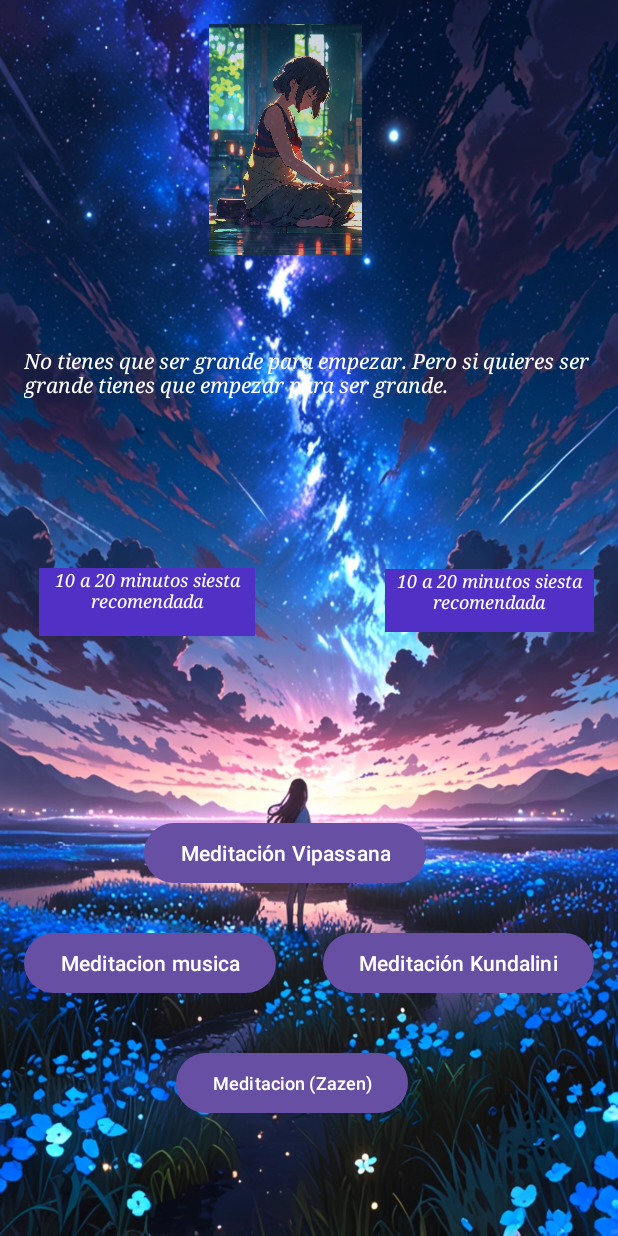
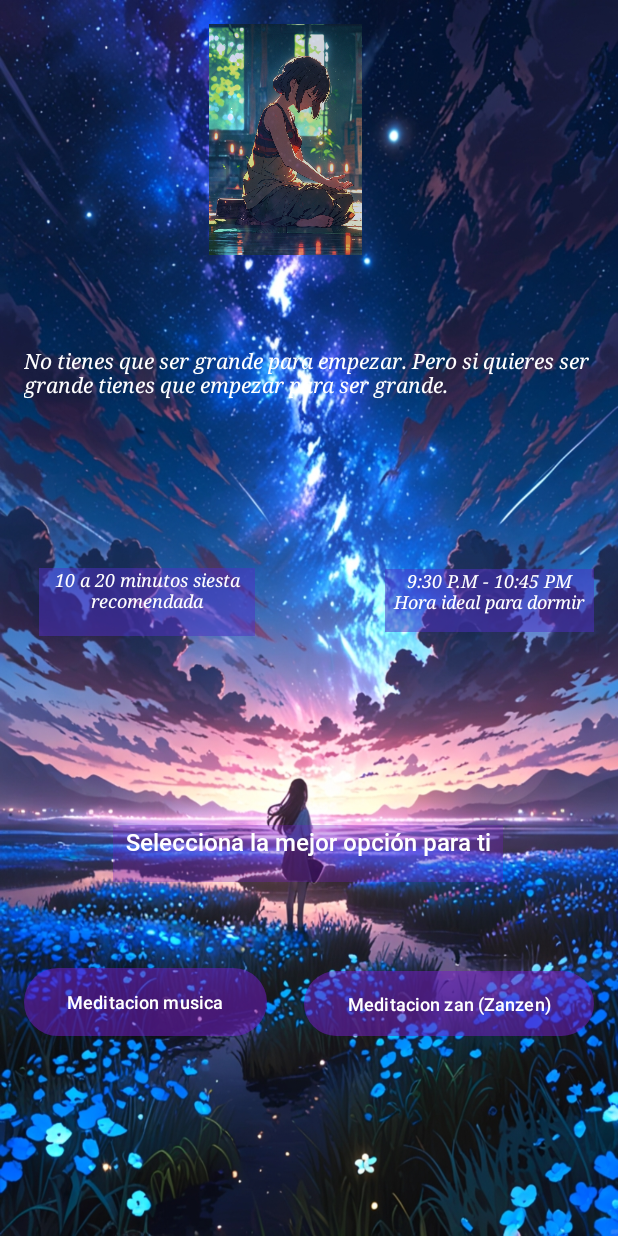
Before and after one commit to ProgramadorProdigio/Desarrollo, an Android app: the Layout2 screen opened directly, with no data from a screen before it, on a phone screen of 412 x 824 dp. Run offline under Robolectric (Android 15) with nearby library versions, the phone set to English and light mode, and no system bars.

Commit message:
Nuevos cambios
Seagregaron mas Layouts y codigo para el cambio de estos mismos

```diff
--- a/DescansaYRelajate/app/src/main/AndroidManifest.xml
+++ b/DescansaYRelajate/app/src/main/AndroidManifest.xml
@@ -21,6 +21,8 @@
             </intent-filter>
         </activity>
         <activity android:name=".Layout2" />
+        <activity android:name=".Layout3" />
+        <activity android:name=".Layout4" />
     </application>
 
 </manifest>
--- a/DescansaYRelajate/app/src/main/java/com/example/descansayrelajate/Layout2.kt
+++ b/DescansaYRelajate/app/src/main/java/com/example/descansayrelajate/Layout2.kt
@@ -1,11 +1,21 @@
 package com.example.descansayrelajate
 
+import android.content.Intent
 import android.os.Bundle
+import android.widget.Button
 import androidx.appcompat.app.AppCompatActivity
 
 class Layout2  : AppCompatActivity() {
     override fun onCreate(savedInstanceState: Bundle?) {
         super.onCreate(savedInstanceState)
         setContentView(R.layout.layout2)  // Usa el layout correspondiente para Layout2
+
+        val buttonChangeLayout: Button = findViewById(R.id.btnirloyout3)
+        // Establece el listener para el botón
+        buttonChangeLayout.setOnClickListener {
+            // Crea un Intent para cambiar de actividad
+            val intent = Intent(this, Layout3::class.java)
+            startActivity(intent)  // Inicia Layout2
+        }
     }
 }
--- /dev/null
+++ b/DescansaYRelajate/app/src/main/res/drawable/custom_text.xml
@@ -0,0 +1,6 @@
+<?xml version="1.0" encoding="utf-8"?>
+<shape xmlns:android="http://schemas.android.com/apk/res/android">
+  <solid android:color="#1A00FF00"
+
+      />
+</shape>
--- /dev/null
+++ b/DescansaYRelajate/app/src/main/res/drawable/titulo_teme1.xml
@@ -0,0 +1,4 @@
+<?xml version="1.0" encoding="utf-8"?>
+<shape xmlns:android="http://schemas.android.com/apk/res/android">
+    <solid android:color="#3AA0D045" />
+</shape>
--- a/DescansaYRelajate/app/src/main/res/layout/activity_main.xml
+++ b/DescansaYRelajate/app/src/main/res/layout/activity_main.xml
@@ -52,12 +52,14 @@
         android:textColor="#FFFFFF"
         android:textStyle="bold"
         android:typeface="serif"
+
         app:layout_constraintBottom_toBottomOf="parent"
         app:layout_constraintEnd_toEndOf="parent"
         app:layout_constraintHorizontal_bias="0.498"
         app:layout_constraintStart_toStartOf="parent"
         app:layout_constraintTop_toTopOf="parent"
-        app:layout_constraintVertical_bias="0.884" />
+        app:layout_constraintVertical_bias="0.884"
+        app:cornerRadius="20dp"/>
 
     <ImageView
         android:id="@+id/imageView"
@@ -69,7 +71,7 @@
         app:layout_constraintStart_toStartOf="parent"
         app:layout_constraintTop_toTopOf="parent"
         app:layout_constraintVertical_bias="0.027"
-
+        app:cornerRadius="20dp"
         app:srcCompat="@drawable/b" />
 
 
--- a/DescansaYRelajate/app/src/main/res/layout/layout2.xml
+++ b/DescansaYRelajate/app/src/main/res/layout/layout2.xml
@@ -33,7 +33,7 @@
         android:id="@+id/textView3"
         android:layout_width="144dp"
         android:layout_height="45dp"
-        android:background="#5131C5"
+        android:background="#805131C5"
         android:text="10 a 20 minutos siesta recomendada"
         android:textAlignment="center"
         android:textColor="@color/white"
@@ -51,8 +51,9 @@
         android:id="@+id/textView5"
         android:layout_width="139dp"
         android:layout_height="42dp"
-        android:background="#5131C5"
-        android:text="10 a 20 minutos siesta recomendada"
+        android:background="#805131C5"
+        android:text="9:30 P.M - 10:45 PM
+        Hora ideal para dormir"
         android:textAlignment="center"
         android:textColor="@color/white"
         android:textSize="12sp"
@@ -66,54 +67,33 @@
         app:layout_constraintVertical_bias="0.484" />
 
     <Button
-        android:id="@+id/button3"
-        android:layout_width="wrap_content"
-        android:layout_height="wrap_content"
-        android:text="Meditación Vipassana"
+        android:id="@+id/button5"
+        android:layout_width="162dp"
+        android:layout_height="53dp"
+        android:backgroundTint="#50731dc4"
+        android:text="Meditacion musica"
+        android:textSize="12sp"
         app:layout_constraintBottom_toBottomOf="parent"
         app:layout_constraintEnd_toEndOf="parent"
-        app:layout_constraintHorizontal_bias="0.417"
+        app:layout_constraintHorizontal_bias="0.0"
         app:layout_constraintStart_toStartOf="parent"
         app:layout_constraintTop_toTopOf="parent"
-        app:layout_constraintVertical_bias="0.711" />
+        app:layout_constraintVertical_bias="0.847" />
 
     <Button
-        android:id="@+id/button4"
-        android:layout_width="wrap_content"
-        android:layout_height="wrap_content"
-        android:text="Meditación Kundalini"
+        android:id="@+id/btnirloyout3"
+        android:layout_width="193dp"
+        android:layout_height="51dp"
+        android:layout_marginBottom="100dp"
+        android:backgroundTint="#50731dc4"
+        android:text="Meditacion zan (Zanzen)"
+        android:textSize="12sp"
         app:layout_constraintBottom_toBottomOf="parent"
         app:layout_constraintEnd_toEndOf="parent"
         app:layout_constraintHorizontal_bias="1.0"
         app:layout_constraintStart_toStartOf="parent"
         app:layout_constraintTop_toTopOf="parent"
-        app:layout_constraintVertical_bias="0.809" />
-
-    <Button
-        android:id="@+id/button5"
-        android:layout_width="wrap_content"
-        android:layout_height="wrap_content"
-        android:text="Meditacion musica"
-        app:layout_constraintBottom_toBottomOf="parent"
-        app:layout_constraintEnd_toEndOf="parent"
-        app:layout_constraintHorizontal_bias="0.0"
-        app:layout_constraintStart_toStartOf="parent"
-        app:layout_constraintTop_toTopOf="parent"
-        app:layout_constraintVertical_bias="0.809" />
-
-    <Button
-        android:id="@+id/button6"
-        android:layout_width="wrap_content"
-        android:layout_height="wrap_content"
-        android:text="Meditacion (Zazen)"
-        android:textColor="#FFFFFF"
-        android:textSize="12sp"
-        app:layout_constraintBottom_toBottomOf="parent"
-        app:layout_constraintEnd_toEndOf="parent"
-        app:layout_constraintHorizontal_bias="0.45"
-        app:layout_constraintStart_toStartOf="parent"
-        app:layout_constraintTop_toTopOf="parent"
-        app:layout_constraintVertical_bias="0.917" />
+        app:layout_constraintVertical_bias="0.979" />
 
     <ImageView
         android:id="@+id/imageView2"
@@ -128,5 +108,22 @@
         android:alpha="0.8"
         app:srcCompat="@drawable/c_e" />
 
+    <TextView
+        android:id="@+id/textView7"
+        android:layout_width="260dp"
+        android:layout_height="38dp"
+        android:background="#50731dc4"
+        android:fontFamily="@font/medium"
+        android:text="Selecciona la mejor opción para ti"
+        android:textAlignment="center"
+        android:textColor="@color/white"
+        android:textSize="16sp"
+        app:layout_constraintBottom_toBottomOf="parent"
+        app:layout_constraintEnd_toEndOf="parent"
+        app:layout_constraintHorizontal_bias="0.495"
+        app:layout_constraintStart_toStartOf="parent"
+        app:layout_constraintTop_toTopOf="parent"
+        app:layout_constraintVertical_bias="0.708" />
+
 
 </androidx.constraintlayout.widget.ConstraintLayout>
```
Also changed, not shown: DescansaYRelajate/app/src/main/java/com/example/descansayrelajate/Layout3.kt (+15 -1 lines), DescansaYRelajate/app/src/main/java/com/example/descansayrelajate/Layout4.kt (added, +12 -0 lines), DescansaYRelajate/app/src/main/res/layout/layout3.xml (+93 -0 lines), DescansaYRelajate/app/src/main/res/layout/layout4.xml (added, +41 -0 lines), DescansaYRelajate/app/src/main/res/values/strings.xml (+17 -0 lines), DescansaYRelajate/app/src/main/res/drawable/elipse.png (added), DescansaYRelajate/app/src/main/res/drawable/fondoe.jpg (added), DescansaYRelajate/app/src/main/res/drawable/icon.png (added), DescansaYRelajate/app/src/main/res/drawable/icon2.png (added), DescansaYRelajate/app/src/main/res/font/medium.ttf (added), DescansaYRelajate/app/src/main/res/font/regular.ttf (added), 1 other file.
